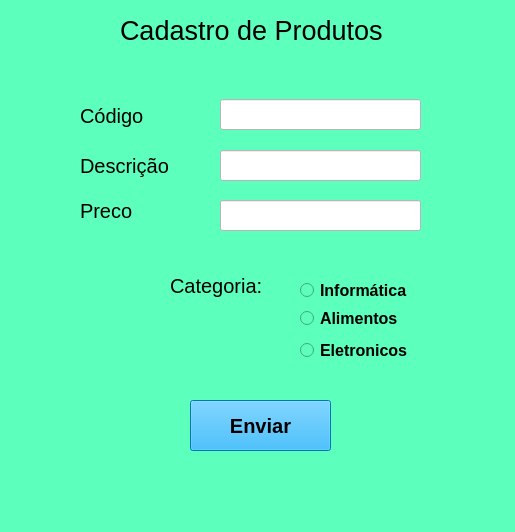
Before: the Qt Designer form formulario.ui in netopaschoal/cadastro_python_mysql_2, drawn with Qt 5.
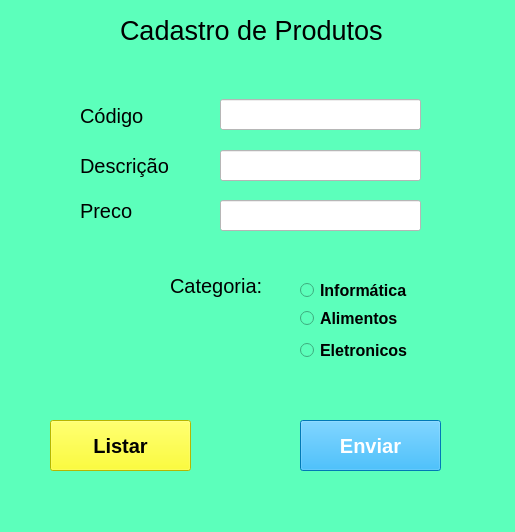
After: the same form once the commit is applied.

```diff
--- a/formulario.ui
+++ b/formulario.ui
@@ -209,8 +209,8 @@
    <widget class="QPushButton" name="pushButton">
     <property name="geometry">
      <rect>
-      <x>190</x>
-      <y>400</y>
+      <x>300</x>
+      <y>420</y>
       <width>141</width>
       <height>51</height>
      </rect>
@@ -223,12 +223,36 @@
      </font>
     </property>
     <property name="styleSheet">
-     <string notr="true">background-color: rgb(0, 170, 255);</string>
+     <string notr="true">background-color: rgb(0, 170, 255);
+color: rgb(255, 255, 255);</string>
     </property>
     <property name="text">
      <string>Enviar</string>
     </property>
    </widget>
+   <widget class="QPushButton" name="pushButton_2">
+    <property name="geometry">
+     <rect>
+      <x>50</x>
+      <y>420</y>
+      <width>141</width>
+      <height>51</height>
+     </rect>
+    </property>
+    <property name="font">
+     <font>
+      <pointsize>15</pointsize>
+      <weight>75</weight>
+      <bold>true</bold>
+     </font>
+    </property>
+    <property name="styleSheet">
+     <string notr="true">background-color: rgb(255, 255, 0);</string>
+    </property>
+    <property name="text">
+     <string>Listar</string>
+    </property>
+   </widget>
   </widget>
   <widget class="QMenuBar" name="menubar">
    <property name="geometry">
```
